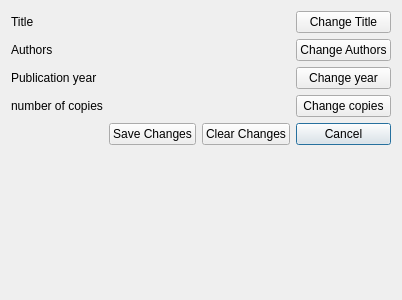
First picture: the form in editbookdialog.ui, repository WawrzyniecKorzen/LibraryManagementSystem, before the edit.
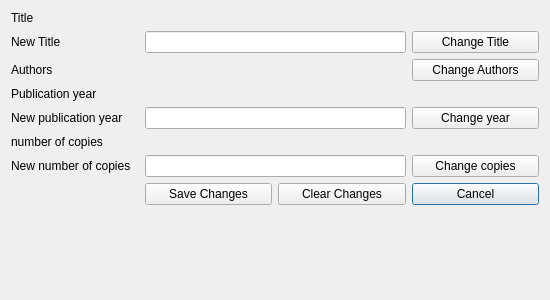
Second picture: the form after the edit.

Commit message: Edit book dialog modified

```diff
--- a/editbookdialog.ui
+++ b/editbookdialog.ui
@@ -6,7 +6,7 @@
    <rect>
     <x>0</x>
     <y>0</y>
-    <width>400</width>
+    <width>550</width>
     <height>300</height>
    </rect>
   </property>
@@ -16,48 +16,108 @@
   <layout class="QVBoxLayout" name="verticalLayout">
    <item>
     <layout class="QGridLayout" name="gridLayout">
+     <item row="7" column="3">
+      <widget class="QPushButton" name="cancelButton">
+       <property name="text">
+        <string>Cancel</string>
+       </property>
+      </widget>
+     </item>
      <item row="1" column="0">
+      <widget class="QLabel" name="newTitleLabel">
+       <property name="text">
+        <string>New Title</string>
+       </property>
+      </widget>
+     </item>
+     <item row="2" column="0">
       <widget class="QLabel" name="authorLabel">
+       <property name="sizePolicy">
+        <sizepolicy hsizetype="Preferred" vsizetype="MinimumExpanding">
+         <horstretch>0</horstretch>
+         <verstretch>0</verstretch>
+        </sizepolicy>
+       </property>
        <property name="text">
         <string>Authors</string>
        </property>
       </widget>
      </item>
-     <item row="4" column="3">
-      <widget class="QPushButton" name="cancelButton">
+     <item row="2" column="3">
+      <widget class="QPushButton" name="changeAuthorsButton">
+       <property name="sizePolicy">
+        <sizepolicy hsizetype="Minimum" vsizetype="MinimumExpanding">
+         <horstretch>0</horstretch>
+         <verstretch>0</verstretch>
+        </sizepolicy>
+       </property>
        <property name="text">
-        <string>Cancel</string>
+        <string>Change Authors</string>
        </property>
       </widget>
      </item>
-     <item row="3" column="0">
+     <item row="2" column="1" colspan="2">
+      <widget class="QLabel" name="authorListLabel">
+       <property name="sizePolicy">
+        <sizepolicy hsizetype="Preferred" vsizetype="MinimumExpanding">
+         <horstretch>0</horstretch>
+         <verstretch>0</verstretch>
+        </sizepolicy>
+       </property>
+       <property name="text">
+        <string/>
+       </property>
+      </widget>
+     </item>
+     <item row="5" column="0">
       <widget class="QLabel" name="numberLabel">
        <property name="text">
         <string>number of copies</string>
        </property>
       </widget>
      </item>
-     <item row="2" column="0">
-      <widget class="QLabel" name="publicationLabel">
+     <item row="3" column="1" colspan="2">
+      <widget class="QLabel" name="yearLabel">
        <property name="text">
-        <string>Publication year</string>
+        <string/>
        </property>
       </widget>
      </item>
-     <item row="0" column="3">
-      <widget class="QPushButton" name="changeTitleButton">
-       <property name="text">
-        <string>Change Title</string>
-       </property>
-      </widget>
-     </item>
-     <item row="4" column="1">
+     <item row="7" column="1">
       <widget class="QPushButton" name="saveButton">
        <property name="text">
         <string>Save Changes</string>
        </property>
       </widget>
      </item>
+     <item row="7" column="2">
+      <widget class="QPushButton" name="clearButton">
+       <property name="text">
+        <string>Clear Changes</string>
+       </property>
+      </widget>
+     </item>
+     <item row="3" column="0">
+      <widget class="QLabel" name="publicationLabel">
+       <property name="text">
+        <string>Publication year</string>
+       </property>
+      </widget>
+     </item>
+     <item row="5" column="1" colspan="2">
+      <widget class="QLabel" name="copiesLabel">
+       <property name="text">
+        <string/>
+       </property>
+      </widget>
+     </item>
+     <item row="0" column="1" colspan="2">
+      <widget class="QLabel" name="bookTitleLabel">
+       <property name="text">
+        <string/>
+       </property>
+      </widget>
+     </item>
      <item row="0" column="0">
       <widget class="QLabel" name="titleLabel">
        <property name="text">
@@ -65,61 +125,49 @@
        </property>
       </widget>
      </item>
-     <item row="2" column="3">
-      <widget class="QPushButton" name="changeYearButton">
+     <item row="4" column="0">
+      <widget class="QLabel" name="newPublicationLabel">
        <property name="text">
-        <string>Change year</string>
+        <string>New publication year</string>
        </property>
       </widget>
      </item>
-     <item row="3" column="3">
+     <item row="6" column="0">
+      <widget class="QLabel" name="newCopiesLabel">
+       <property name="text">
+        <string>New number of copies</string>
+       </property>
+      </widget>
+     </item>
+     <item row="6" column="3">
       <widget class="QPushButton" name="changeCopiesButton">
        <property name="text">
         <string>Change copies</string>
        </property>
       </widget>
      </item>
+     <item row="4" column="3">
+      <widget class="QPushButton" name="changeYearButton">
+       <property name="text">
+        <string>Change year</string>
+       </property>
+      </widget>
+     </item>
      <item row="1" column="3">
-      <widget class="QPushButton" name="changeAuthorsButton">
+      <widget class="QPushButton" name="changeTitleButton">
        <property name="text">
-        <string>Change Authors</string>
-       </property>
-      </widget>
-     </item>
-     <item row="4" column="2">
-      <widget class="QPushButton" name="clearButton">
-       <property name="text">
-        <string>Clear Changes</string>
-       </property>
-      </widget>
-     </item>
-     <item row="0" column="1" colspan="2">
-      <widget class="QLabel" name="bookTitleLabel">
-       <property name="text">
-        <string/>
+        <string>Change Title</string>
        </property>
       </widget>
      </item>
      <item row="1" column="1" colspan="2">
-      <widget class="QLabel" name="authorListLabel">
-       <property name="text">
-        <string/>
-       </property>
-      </widget>
+      <widget class="QLineEdit" name="newTitleEdit"/>
      </item>
-     <item row="2" column="1" colspan="2">
-      <widget class="QLabel" name="yearLabel">
-       <property name="text">
-        <string/>
-       </property>
-      </widget>
+     <item row="4" column="1" colspan="2">
+      <widget class="QLineEdit" name="newPublicationEdit"/>
      </item>
-     <item row="3" column="1" colspan="2">
-      <widget class="QLabel" name="copiesLabel">
-       <property name="text">
-        <string/>
-       </property>
-      </widget>
+     <item row="6" column="1" colspan="2">
+      <widget class="QLineEdit" name="newCopiesEdit"/>
      </item>
     </layout>
    </item>
```
